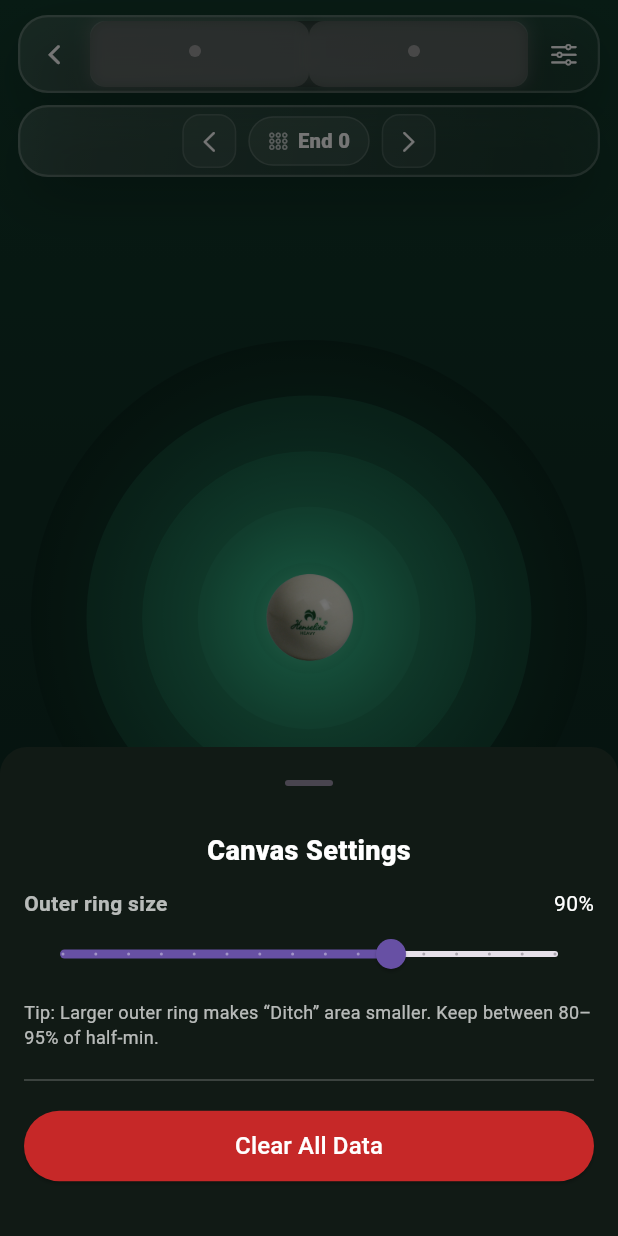
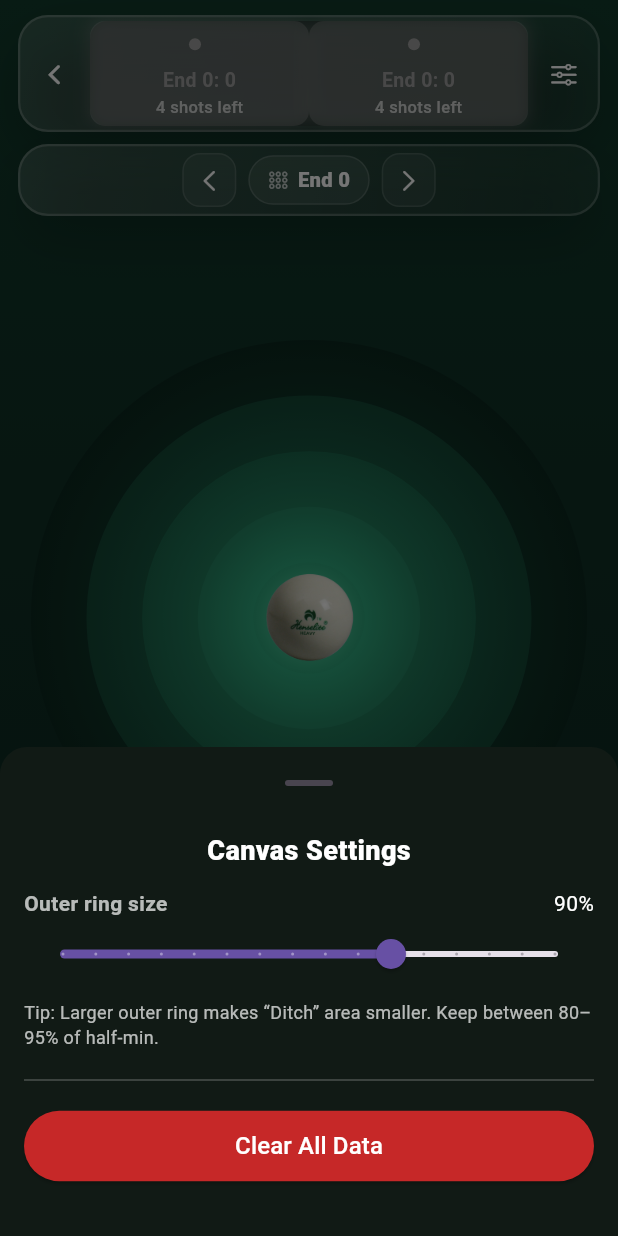
Before and after one commit to RohitGhosh07/scoringmatlength, a Flutter app: the ScoringScreen screen opened directly with empty values, after a tap on an icon or button, on a phone screen of 412 x 824 dp. Run offline on Flutter 3.47's test engine with Material 3 defaults, Android fonts, the phone set to English and light mode, and no system bars; our stand-ins replace flutter_animate, flutter_riverpod, shared_preferences; accounts and stored records are empty.

```diff
--- a/lib/screens/basic_scoring_screen.dart
+++ b/lib/screens/basic_scoring_screen.dart
@@ -297,6 +297,7 @@ class _BasicScoringScreenState extends State<BasicScoringScreen> {
                       totalEnds: currentEnd,
                       player1TotalScore: _calculateTotalScore(true),
                       player2TotalScore: _calculateTotalScore(false),
+                      endScore: scores[index],
                     ),
                   ),
                 );
--- a/lib/screens/scoringscreen.dart
+++ b/lib/screens/scoringscreen.dart
@@ -7,6 +7,9 @@ import 'package:flutter/services.dart';
 import '../models/player.dart';
 import '../models/shot.dart';
 import '../models/end_stats.dart';
+
+// Widgets
+import '../widgets/end_score_display.dart';
 
 // Canvas
 import '../canvas/canvas_area.dart';
@@ -30,6 +33,7 @@ class ScoringScreen extends StatefulWidget {
   final int totalEnds;
   final int player1TotalScore;
   final int player2TotalScore;
+  final Map<String, int> endScore;
 
   const ScoringScreen({
     super.key,
@@ -39,6 +43,7 @@ class ScoringScreen extends StatefulWidget {
     required this.totalEnds,
     required this.player1TotalScore,
     required this.player2TotalScore,
+    required this.endScore,
   });
 
   @override
@@ -436,6 +441,8 @@ class _ScoringScreenState extends State<ScoringScreen>
                                         'p1': 4 - (_playerShots('p1').length),
                                         'p2': 4 - (_playerShots('p2').length),
                                       },
+                                      endScores: widget.endScore,
+                                      currentEnd: widget.currentEnd,
                                     ),
                                   ),
                                 ),
@@ -473,6 +480,33 @@ class _ScoringScreenState extends State<ScoringScreen>
                       ],
                     ),
                   ),
+
+                  // // End score display
+                  // Positioned(
+                  //   left: 12,
+                  //   right: 12,
+                  //   bottom: 140, // Position above the actions panel
+                  //   child: Container(
+                  //     margin: const EdgeInsets.only(bottom: 8),
+                  //     child: Column(
+                  //       mainAxisSize: MainAxisSize.min,
+                  //       children: [
+                  //         EndScoreDisplay(
+                  //           playerName: widget.player1.name,
+                  //           playerColor: widget.player1.color,
+                  //           score: widget.endScore['player1'] ?? 0,
+                  //           endNumber: widget.currentEnd,
+                  //         ),
+                  //         EndScoreDisplay(
+                  //           playerName: widget.player2.name,
+                  //           playerColor: widget.player2.color,
+                  //           score: widget.endScore['player2'] ?? 0,
+                  //           endNumber: widget.currentEnd,
+                  //         ),
+                  //       ],
+                  //     ),
+                  //   ),
+                  // ),
 
                   // Bottom: recent + actions
                   SafeArea(
--- a/lib/widgets/player_toggle.dart
+++ b/lib/widgets/player_toggle.dart
@@ -8,8 +8,13 @@ class PlayerToggle extends StatelessWidget {
     required this.selectedId,
     required this.onChanged,
     required this.scores,
-    required this.shotsLeft, // Add this
+    required this.shotsLeft,
+    required this.endScores,
+    required this.currentEnd,
   });
+
+  final Map<String, int> endScores;
+  final int currentEnd;
   final List<Player> players;
   final String selectedId;
   final ValueChanged<String> onChanged;
@@ -19,7 +24,7 @@ class PlayerToggle extends StatelessWidget {
   @override
   Widget build(BuildContext context) {
     return Container(
-      height: 44,
+      height: 70,
       decoration: BoxDecoration(
         gradient: LinearGradient(
           colors: [
@@ -89,26 +94,24 @@ class PlayerToggle extends StatelessWidget {
                       ],
                     ),
                     const SizedBox(height: 4),
-                    Row(
-                      mainAxisAlignment: MainAxisAlignment.center,
+                    Column(
                       children: [
-                        // Text(
-                        //   'Score: ${scores[p.id] ?? 0}',
-                        //   style: TextStyle(
-                        //     color: Colors.white.withOpacity(0.7),
-                        //     fontSize: 12,
-                        //     fontWeight: FontWeight.w600,
-                        //   ),
-                        // ),
-                        // const SizedBox(width: 8),
-                        // Text(
-                        //   '(${shotsLeft[p.id] ?? 4} shots left)',
-                        //   style: TextStyle(
-                        //     color: Colors.white.withOpacity(0.7),
-                        //     fontSize: 12,
-                        //     fontWeight: FontWeight.w600,
-                        //   ),
-                        // ),
+                        Text(
+                          'End $currentEnd: ${endScores[p.id == 'p1' ? 'player1' : 'player2'] ?? 0}',
+                          style: TextStyle(
+                            color: p.color,
+                            fontSize: 13,
+                            fontWeight: FontWeight.w700,
+                          ),
+                        ),
+                        Text(
+                          '${shotsLeft[p.id] ?? 4} shots left',
+                          style: TextStyle(
+                            color: Colors.white.withOpacity(0.7),
+                            fontSize: 11,
+                            fontWeight: FontWeight.w500,
+                          ),
+                        ),
                       ],
                     ),
                   ],
```
Also changed, not shown: lib/widgets/end_score_display.dart (added, +96 -0 lines), lib/widgets/score_display.dart (added, +92 -0 lines).
